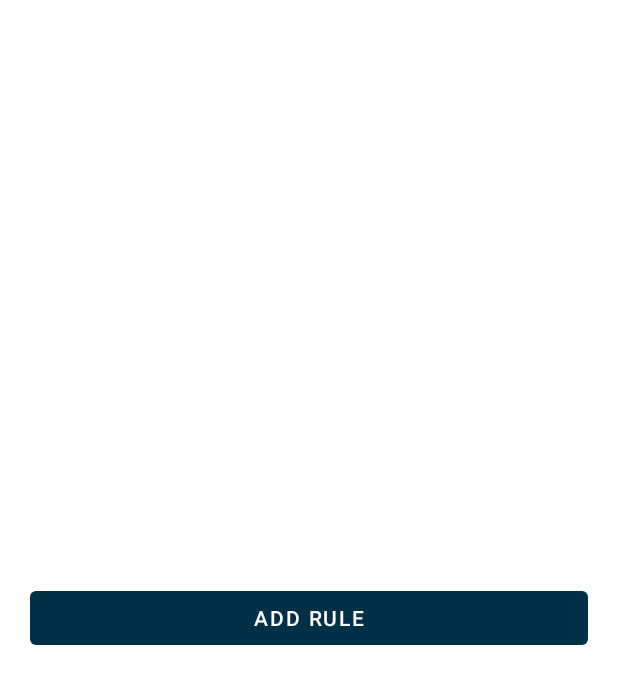
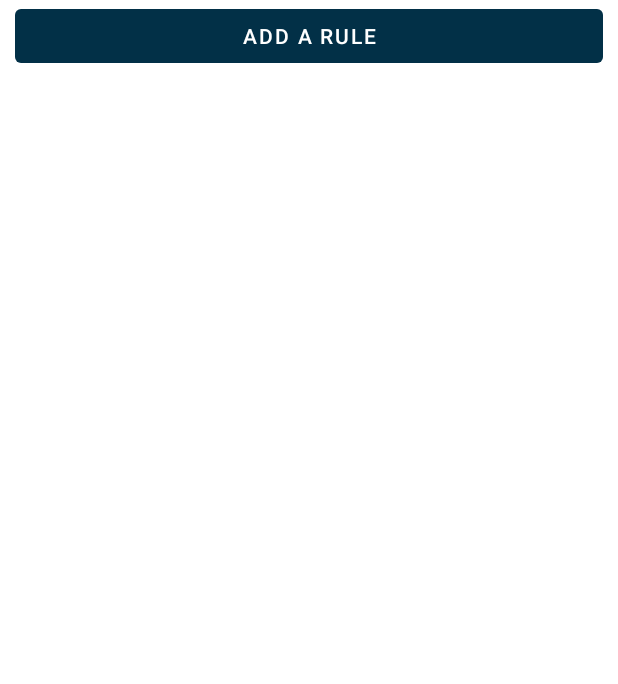
Before and after one commit to krisisurf/Hyperlapse-Robot, an Android app: the layout content_main.xml on its own in the app's theme, with its tools: preview values and no code run, on a phone screen of 412 x 824 dp. Shown: the top 684 px of the screen. Run offline under Robolectric (Android 15) with nearby library versions, the phone set to English and light mode, and no system bars.

Commit message:
rules fragment setup

```diff
--- a/frontend/Hyperlapse_Robot_Mobile_Controller/app/src/main/res/layout/content_main.xml
+++ b/frontend/Hyperlapse_Robot_Mobile_Controller/app/src/main/res/layout/content_main.xml
@@ -7,15 +7,23 @@
 
     <RelativeLayout
         android:layout_width="match_parent"
-        android:layout_height="match_parent">
+        android:layout_height="match_parent"
+        android:layout_marginHorizontal="10dp"
+        android:layout_marginBottom="10dp">
 
         <Button
             android:id="@+id/btn_add_rule"
             android:layout_width="match_parent"
             android:layout_height="wrap_content"
-            android:layout_centerInParent="true"
-            android:layout_marginHorizontal="20dp"
-            android:text="Add rule" />
+            android:layout_alignParentTop="true"
+            android:text="@string/btn_add_rules" />
+
+        <FrameLayout
+            android:id="@+id/rules_list_fragment"
+            android:layout_width="match_parent"
+            android:layout_height="match_parent"
+            android:layout_below="@id/btn_add_rule" />
+
 
     </RelativeLayout>
 </androidx.constraintlayout.widget.ConstraintLayout>
--- a/frontend/Hyperlapse_Robot_Mobile_Controller/app/src/main/res/values/strings.xml
+++ b/frontend/Hyperlapse_Robot_Mobile_Controller/app/src/main/res/values/strings.xml
@@ -31,4 +31,7 @@
     <string name="connected_status">Connected</string>
     <string name="configure_connection">Configure Connection</string>
     <string name="send_rules">Send Rules</string>
+    <string name="btn_add_rules">Add a rule</string>
+    <!-- TODO: Remove or change this placeholder text -->
+    <string name="hello_blank_fragment">Hello blank fragment</string>
 </resources>
```
Also changed, not shown: frontend/Hyperlapse_Robot_Mobile_Controller/app/src/main/java/com/kristian/dimitrov/hyperlapse_robot_mobile_controller/fragments/RulesListFragment.java (added, +66 -0 lines), frontend/Hyperlapse_Robot_Mobile_Controller/app/src/main/res/layout/fragment_rules_list.xml (added, +9 -0 lines).
